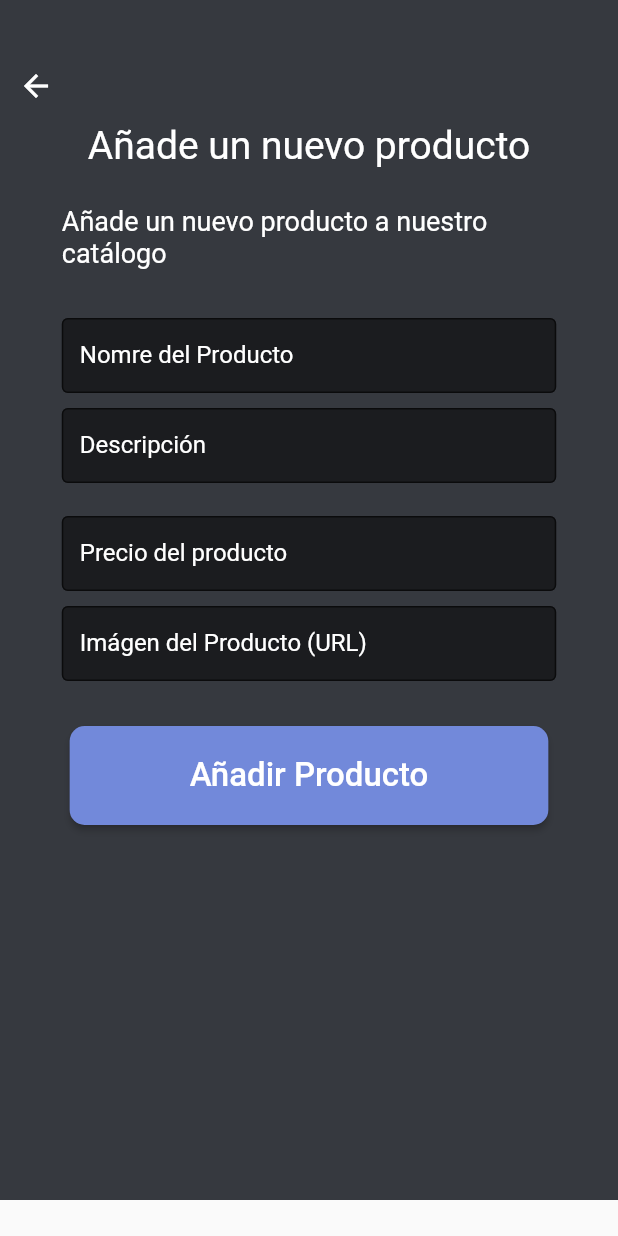
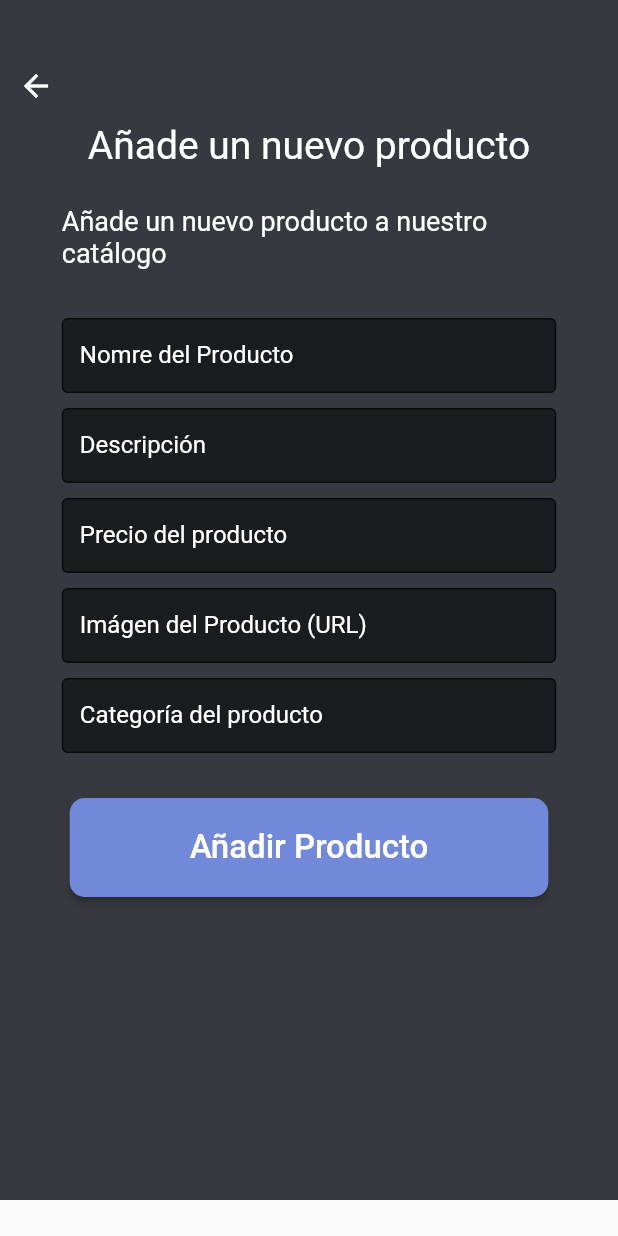
Before and after one commit to Warlocko/metro_mobile, a Flutter app: the MmAdminStore screen opened directly, on a phone screen of 412 x 824 dp. Run offline on Flutter 3.47's test engine with Material 2 defaults, Android fonts, the phone set to English and light mode, and no system bars; our stand-ins replace cloud_firestore, firebase_auth, flutter_spinkit; accounts and stored records are empty.

Commit message:
pequeño error arreglado

```diff
--- a/lib/adminStore.dart
+++ b/lib/adminStore.dart
@@ -111,7 +111,6 @@ class MmAdminStoreState extends State<MmAdminStore> {
                         validator: (value) =>  value.isEmpty ? 'Ingresa la descripción' : null,
                       )
                   ),
-                  SizedBox(height: 12.0),
                   Container(
                         margin: EdgeInsets.only(bottom: 10),
                         height: 50,
@@ -146,6 +145,22 @@ class MmAdminStoreState extends State<MmAdminStore> {
                         )
                     ),
                     Container(
+                        margin: EdgeInsets.only(bottom: 10),
+                        height: 50,
+                        width: MediaQuery.of(context).size.width * 0.80,
+                        child: TextFormField(
+                          style: TextStyle(color: Colors.white),
+                          decoration: InputDecoration(
+                            filled: true,
+                            border: OutlineInputBorder(),
+                            fillColor: Colors.black.withOpacity(0.5),
+                            labelStyle: TextStyle(color: Colors.white),
+                            labelText: 'Categoría del producto',
+                          ),
+                          validator: (value) =>  value.isEmpty ? 'Ingresa la categoría' : null,
+                        )
+                    ),
+                    Container(
                       margin: EdgeInsets.only(top: 20),
                       child:
                       RaisedButton(
```
